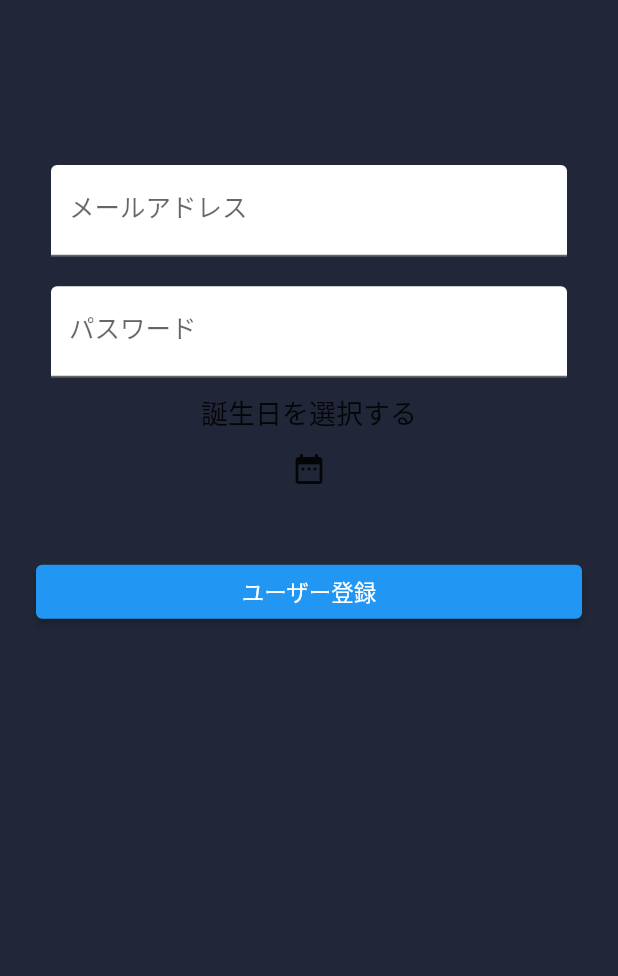
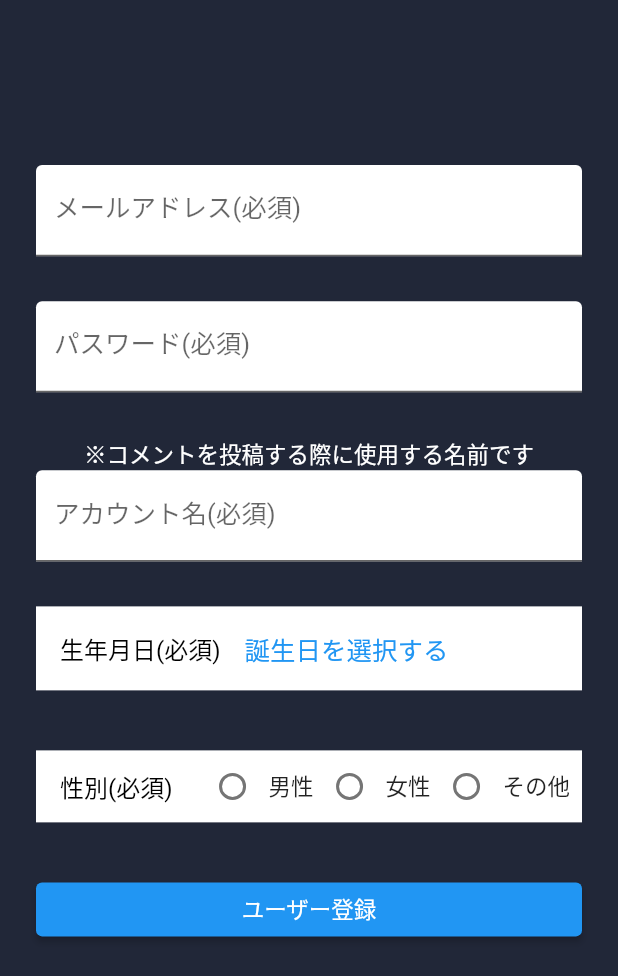
Before and after one commit to yuka0662/Tipsy, a Flutter app: the MyAuthPage screen opened directly, after a tap on "ログイン", after a tap on "登録がまだの方はこちら", on a phone screen of 412 x 824 dp. Shown: the top 976 px of the screen. Run offline on Flutter 3.47's test engine with Material 2 defaults, Android fonts, the light colour scheme and no system bars; our stand-ins replace cloud_firestore, firebase_auth, firebase_core; accounts and stored records are empty.

Commit message:
ログイン、新規登録、パスワード変更機能の完成

```diff
--- a/lib/signin.dart
+++ b/lib/signin.dart
@@ -1,4 +1,5 @@
 import 'package:firebase_auth/firebase_auth.dart';
+import 'package:cloud_firestore/cloud_firestore.dart';
 import 'package:flutter/material.dart';
 import './main.dart';
 import './Color.dart';
@@ -27,7 +28,7 @@ class _MyAuthPageState extends State<MyAuthPage> {
             mainAxisAlignment: MainAxisAlignment.center,
             children: <Widget>[
               Container(
-                padding: EdgeInsets.all(10),
+                padding: EdgeInsets.fromLTRB(0, 10, 0, 20),
                 child:
                     // メールアドレス入力
                     TextFormField(
@@ -43,7 +44,7 @@ class _MyAuthPageState extends State<MyAuthPage> {
                 ),
               ),
               Container(
-                padding: EdgeInsets.all(10),
+                padding: EdgeInsets.fromLTRB(0, 10, 0, 10),
                 child:
                     // パスワード入力
                     TextFormField(
@@ -88,12 +89,14 @@ class _MyAuthPageState extends State<MyAuthPage> {
                     style: TextStyle(color: Colors.white),
                   ),
                   onPressed: () async {
+                    if (email != '' && password != '') {
                       try {
                         // メール/パスワードでログイン
                         final user = (await FirebaseAuth.instance
                                 .signInWithEmailAndPassword(
                                     email: this.email, password: this.password))
                             .user;
+
                         // ログインに成功した場合
                         // ホーム画面へ遷移
                         await Navigator.of(context).pushReplacement(
@@ -105,6 +108,19 @@ class _MyAuthPageState extends State<MyAuthPage> {
                         // ログインに失敗した場合
                         setState(() {
                           infoText = "ログインに失敗しました：${e.toString()}";
+                        });
+                      }
+                    } else if (email == '' && password != '') {
+                      setState(() {
+                        infoText = "メールアドレスを入力してください";
+                      });
+                    } else if (email != '' && password == '') {
+                      setState(() {
+                        infoText = "パスワードを入力してください";
+                      });
+                    } else if (email == '' && password == '') {
+                      setState(() {
+                        infoText = "メールアドレスとパスワードを入力してください";
                       });
                     }
                   },
@@ -136,9 +152,10 @@ class SigninPage extends StatefulWidget {
 class _SigninPageState extends State<SigninPage> {
   // メッセージ表示用
   String infoText = '';
-  // 入力したメールアドレス・パスワード
+  // 入力したメールアドレス・パスワード・アカウント名
   String email = '';
   String password = '';
+  String name = '';
   //誕生日表示用
   String bday = '';
 
@@ -159,6 +176,11 @@ class _SigninPageState extends State<SigninPage> {
     }
   }
 
+  String _type;
+  void _handleRadio(String e) => setState(() {
+        _type = e;
+      });
+
   @override
   Widget build(BuildContext context) {
     return Scaffold(
@@ -171,14 +193,14 @@ class _SigninPageState extends State<SigninPage> {
               mainAxisAlignment: MainAxisAlignment.center,
               children: <Widget>[
                 Container(
-                  padding: EdgeInsets.all(10),
+                  padding: EdgeInsets.fromLTRB(0, 10, 0, 20),
                   child:
                       // メールアドレス入力
                       TextFormField(
                     decoration: InputDecoration(
                         filled: true,
                         fillColor: Colors.white,
-                        labelText: 'メールアドレス'),
+                        labelText: 'メールアドレス(必須)'),
                     onChanged: (String value) {
                       setState(() {
                         email = value;
@@ -187,14 +209,14 @@ class _SigninPageState extends State<SigninPage> {
                   ),
                 ),
                 Container(
-                  padding: EdgeInsets.all(10),
+                  padding: EdgeInsets.fromLTRB(0, 10, 0, 20),
                   child:
                       // パスワード入力
                       TextFormField(
                     decoration: InputDecoration(
                         filled: true,
                         fillColor: Colors.white,
-                        labelText: 'パスワード'),
+                        labelText: 'パスワード(必須)'),
                     obscureText: true,
                     onChanged: (String value) {
                       setState(() {
@@ -203,13 +225,75 @@ class _SigninPageState extends State<SigninPage> {
                     },
                   ),
                 ),
+                Container(
+                  padding: EdgeInsets.fromLTRB(0, 10, 0, 30),
+                  child: Column(
+                    children: <Widget>[
                       Text(
+                        '※コメントを投稿する際に使用する名前です',
+                        style: TextStyle(color: Colors.white),
+                      ),
+                      // ニックネームの入力
+                      TextFormField(
+                        decoration: InputDecoration(
+                            filled: true,
+                            fillColor: Colors.white,
+                            labelText: 'アカウント名(必須)'),
+                        onChanged: (String value) {
+                          setState(() {
+                            name = value;
+                          });
+                        },
+                      ),
+                    ],
+                  ),
+                ),
+                Container(
+                  decoration: BoxDecoration(color: Colors.white),
+                  child: Row(children: <Widget>[
+                    Text('　生年月日(必須)',
+                        style: TextStyle(fontSize: 16, color: Colors.black)),
+                    Expanded(
+                      child: ListTile(
+                        title: Text(
                           _labelText,
-                  style: TextStyle(fontSize: 18),
+                          style: TextStyle(color: Colors.blue),
                         ),
-                IconButton(
-                  icon: Icon(Icons.date_range),
-                  onPressed: () => _selectDate(context),
+                        onTap: () {
+                          _selectDate(context);
+                        },
+                      ),
+                    )
+                  ]),
+                ),
+                Container(padding: EdgeInsets.all(20)),
+                Container(
+                  decoration: BoxDecoration(color: Colors.white),
+                  child: Row(children: <Widget>[
+                    Text('　性別(必須)　',
+                        style: TextStyle(fontSize: 16, color: Colors.black)),
+                    new Radio(
+                      activeColor: Colors.blue,
+                      value: 'men',
+                      groupValue: _type,
+                      onChanged: _handleRadio,
+                    ),
+                    new Text('男性'),
+                    new Radio(
+                      activeColor: Colors.blue,
+                      value: 'women',
+                      groupValue: _type,
+                      onChanged: _handleRadio,
+                    ),
+                    new Text('女性'),
+                    new Radio(
+                      activeColor: Colors.blue,
+                      value: 'other',
+                      groupValue: _type,
+                      onChanged: _handleRadio,
+                    ),
+                    new Text('その他'),
+                  ]),
                 ),
                 Container(
                   padding: EdgeInsets.all(8),
@@ -225,13 +309,28 @@ class _SigninPageState extends State<SigninPage> {
                   child: ElevatedButton(
                     child: Text('ユーザー登録'),
                     onPressed: () async {
+                      if (email != '' &&
+                          password != '' &&
+                          name != '' &&
+                          _labelText != '' &&
+                          _type != '') {
                         try {
                           // メール/パスワードでユーザー登録
                           final user = (await FirebaseAuth.instance
                                   .createUserWithEmailAndPassword(
-                                    email: this.email, password: this.password))
+                                      email: this.email,
+                                      password: this.password))
                               .user;
-
+                          var data = {
+                            'email': email,
+                            'nickname': name,
+                            'birthday': _labelText,
+                            'gender': _type
+                          };
+                          await FirebaseFirestore.instance
+                              .collection('users')
+                              .doc()
+                              .set(data);
                           // ユーザー登録に成功した場合
                           // ログイン画面へ遷移
                           await Navigator.of(context).pushReplacement(
@@ -243,6 +342,11 @@ class _SigninPageState extends State<SigninPage> {
                           // ユーザー登録に失敗した場合
                           setState(() {
                             infoText = "登録に失敗しました：${e.toString()}";
+                          });
+                        }
+                      } else {
+                        setState(() {
+                          infoText = "必須項目を入力してください";
                         });
                       }
                     },
```
Also changed, not shown: lib/main.dart (+63 -34 lines). Lines whose indentation alone changed are shown as unchanged.
